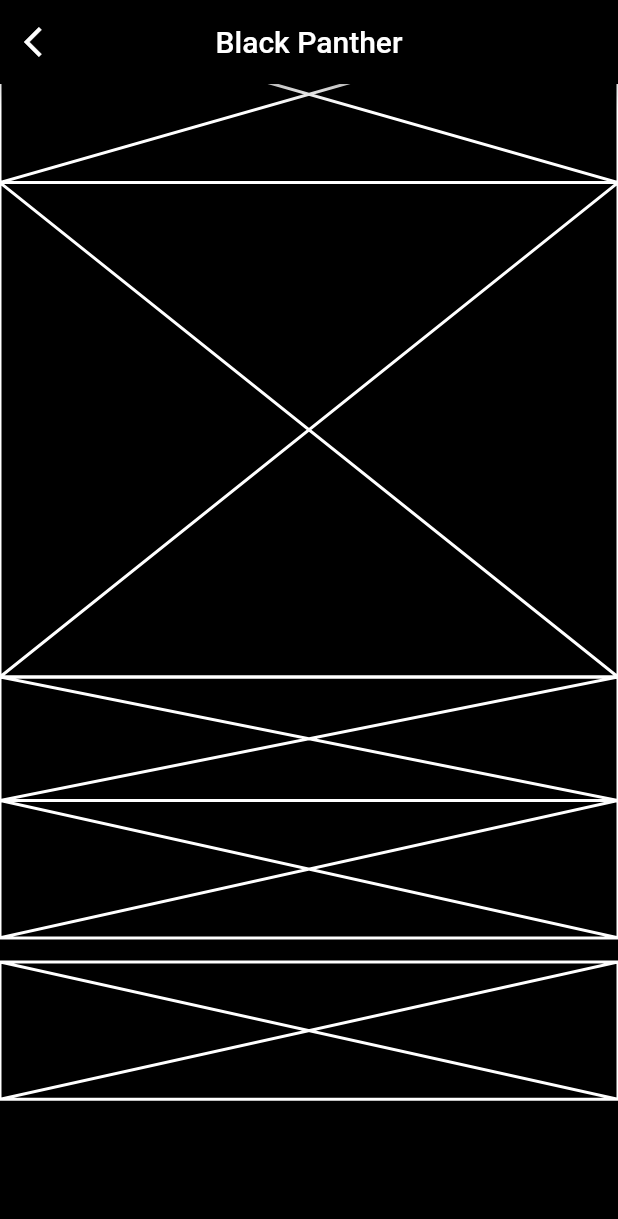
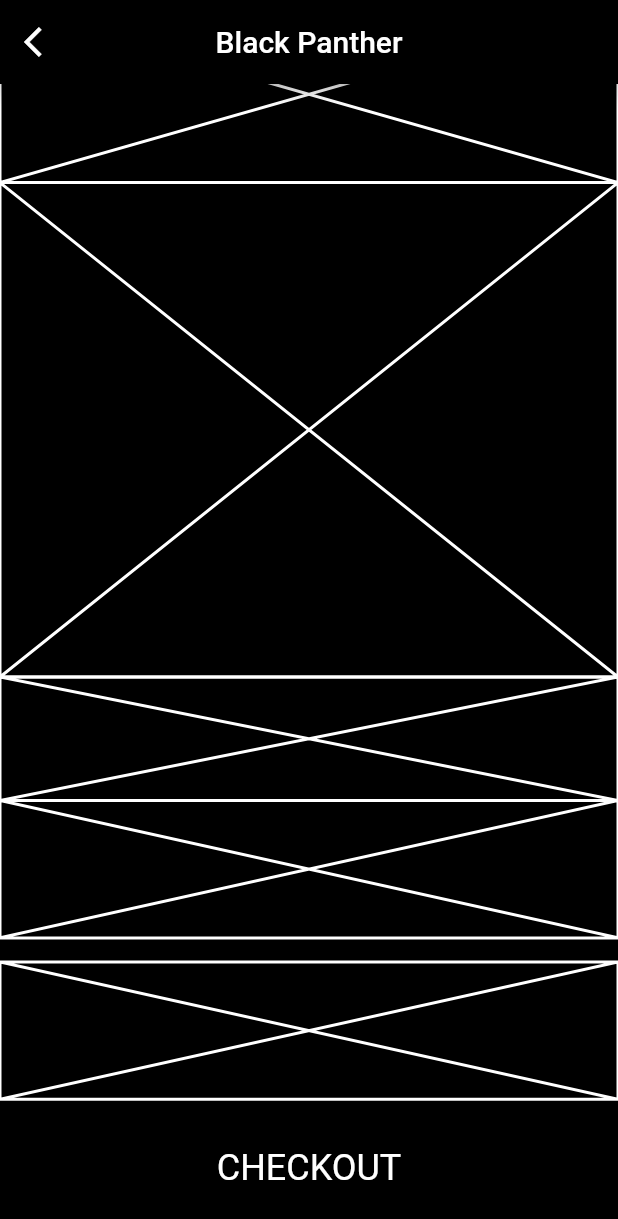
Before and after one commit to JAICHANGPARK/flutter_notebook_8th_story, a Flutter app: the screen it shows after launch, scrolled down 52 dp, on a phone screen of 412 x 824 dp. Shown: the top 1219 px of the screen. Run offline on Flutter 3.47's test engine with Material 2 defaults, Android fonts, the phone set to English and light mode, and no system bars; our stand-ins replace badges, flutter_hooks, google_fonts, hooks_riverpod, state_notifier.

Commit message:
Update cinema_app.dart

```diff
--- a/lib/ep574_cinema_app/cinema_app.dart
+++ b/lib/ep574_cinema_app/cinema_app.dart
@@ -67,10 +67,12 @@ class _ReservePageState extends State<ReservePage> {
             ),
             Container(
               height: MediaQuery.of(context).size.height / 9,
-
+decoration: BoxDecoration(),
               child: Center(
                 child: Text("CHECKOUT", style: TextStyle(
-                  fontSize: 24
+                  fontSize: 24,
+                  color: Colors.white,
+
                 ),),
               )
             ),
```
